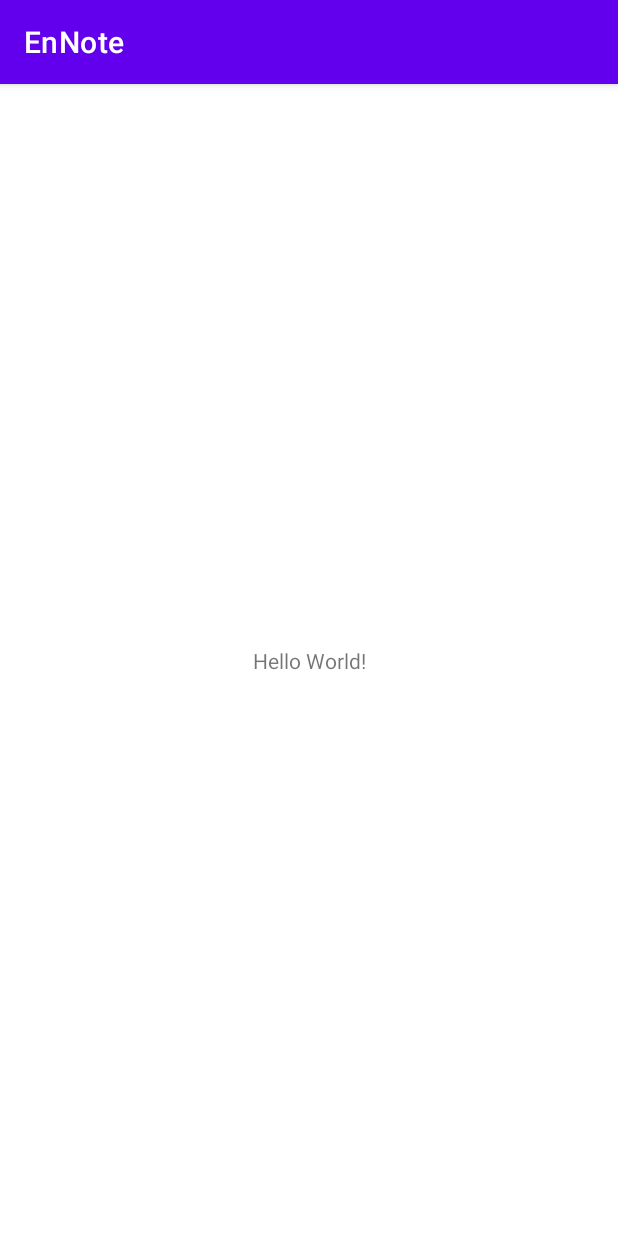
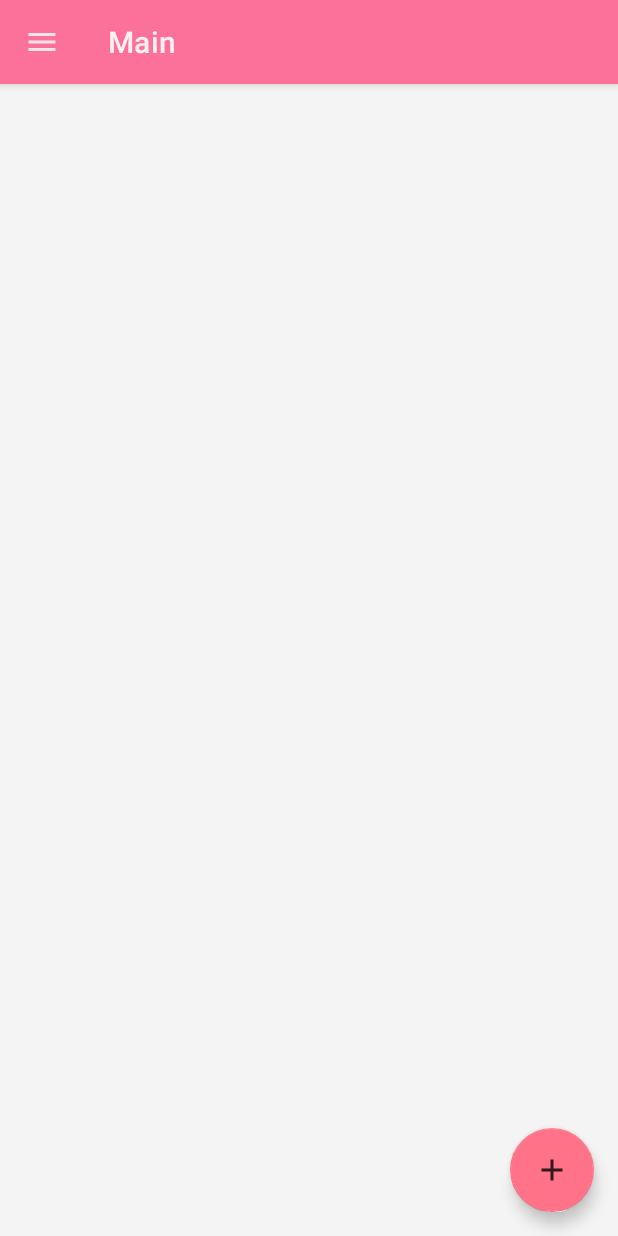
Before and after one commit to AidenHe2000/EnNote, an Android app: the screen it shows after launch (MainActivity), on a phone screen of 412 x 824 dp. Run offline under Robolectric (Android 15) with nearby library versions, the phone set to English and light mode, and no system bars.

Commit message:
UI design

```diff
--- a/app/build.gradle
+++ b/app/build.gradle
@@ -9,7 +9,7 @@ android {
 
     defaultConfig {
         applicationId "com.ennote.android"
-        minSdkVersion 26
+        minSdkVersion 28
         targetSdkVersion 29
         versionCode 1
         versionName "1.0"
@@ -36,9 +36,10 @@ dependencies {
 
     implementation "org.jetbrains.kotlin:kotlin-stdlib:$kotlin_version"
     implementation 'androidx.core:core-ktx:1.3.2'
-    implementation 'androidx.appcompat:appcompat:1.2.0'
+    implementation 'androidx.appcompat:appcompat:1.3.0'
     implementation 'com.google.android.material:material:1.3.0'
     implementation 'androidx.constraintlayout:constraintlayout:2.0.4'
+    implementation 'androidx.legacy:legacy-support-v4:1.0.0'
     testImplementation 'junit:junit:4.+'
     androidTestImplementation 'androidx.test.ext:junit:1.1.2'
     androidTestImplementation 'androidx.test.espresso:espresso-core:3.3.0'
--- a/app/src/main/AndroidManifest.xml
+++ b/app/src/main/AndroidManifest.xml
@@ -1,6 +1,8 @@
 <?xml version="1.0" encoding="utf-8"?>
 <manifest xmlns:android="http://schemas.android.com/apk/res/android"
     package="com.ennote.android">
+
+    <uses-permission android:name="android.permission.USE_BIOMETRIC" />
 
     <application
         android:allowBackup="true"
@@ -9,7 +11,9 @@
         android:roundIcon="@mipmap/ic_launcher_round"
         android:supportsRtl="true"
         android:theme="@style/Theme.EnNote">
-        <activity android:name=".MainActivity">
+        <activity
+            android:name=".MainActivity"
+            android:label="Main">
             <intent-filter>
                 <action android:name="android.intent.action.MAIN" />
 
--- a/app/src/main/java/com/ennote/android/MainActivity.kt
+++ b/app/src/main/java/com/ennote/android/MainActivity.kt
@@ -2,10 +2,39 @@ package com.ennote.android
 
 import androidx.appcompat.app.AppCompatActivity
 import android.os.Bundle
+import android.view.MenuItem
+import androidx.appcompat.widget.Toolbar
+import androidx.core.view.GravityCompat
+import androidx.drawerlayout.widget.DrawerLayout
+import com.google.android.material.navigation.NavigationView
 
 class MainActivity : AppCompatActivity() {
+
+    private lateinit var toolbar: Toolbar
+    private lateinit var drawerLayout: DrawerLayout
+    private lateinit var navigationView: NavigationView
+
     override fun onCreate(savedInstanceState: Bundle?) {
         super.onCreate(savedInstanceState)
         setContentView(R.layout.activity_main)
+        toolbar = findViewById(R.id.toolbar)
+        drawerLayout = findViewById(R.id.drawer_layout)
+        navigationView = findViewById(R.id.navigation_view)
+
+        setSupportActionBar(toolbar)
+        supportActionBar?.let {
+            it.setDisplayHomeAsUpEnabled(true)
+            it.setHomeAsUpIndicator(R.drawable.menu)
+        }
+        //屏幕三分之一
+        navigationView.layoutParams.width = (resources.displayMetrics.widthPixels * 0.68).toInt()
+
+    }
+
+    override fun onOptionsItemSelected(item: MenuItem): Boolean {
+        when (item.itemId) {
+            android.R.id.home -> drawerLayout.openDrawer(GravityCompat.START)
+        }
+        return true
     }
 }
--- /dev/null
+++ b/app/src/main/res/drawable-anydpi/menu.xml
@@ -0,0 +1,11 @@
+<vector xmlns:android="http://schemas.android.com/apk/res/android"
+    android:width="24dp"
+    android:height="24dp"
+    android:viewportWidth="24"
+    android:viewportHeight="24"
+    android:tint="#FFFFFF"
+    android:alpha="0.8">
+  <path
+      android:fillColor="@android:color/white"
+      android:pathData="M3,18h18v-2L3,16v2zM3,13h18v-2L3,11v2zM3,6v2h18L21,6L3,6z"/>
+</vector>
--- /dev/null
+++ b/app/src/main/res/drawable-anydpi/new_item.xml
@@ -0,0 +1,11 @@
+<vector xmlns:android="http://schemas.android.com/apk/res/android"
+    android:width="24dp"
+    android:height="24dp"
+    android:viewportWidth="24"
+    android:viewportHeight="24"
+    android:tint="#FFFFFF"
+    android:alpha="0.8">
+  <path
+      android:fillColor="@android:color/white"
+      android:pathData="M19,13h-6v6h-2v-6H5v-2h6V5h2v6h6v2z"/>
+</vector>
--- a/app/src/main/res/layout/activity_main.xml
+++ b/app/src/main/res/layout/activity_main.xml
@@ -1,18 +1,45 @@
 <?xml version="1.0" encoding="utf-8"?>
-<androidx.constraintlayout.widget.ConstraintLayout xmlns:android="http://schemas.android.com/apk/res/android"
+<androidx.drawerlayout.widget.DrawerLayout xmlns:android="http://schemas.android.com/apk/res/android"
     xmlns:app="http://schemas.android.com/apk/res-auto"
-    xmlns:tools="http://schemas.android.com/tools"
+    android:id="@+id/drawer_layout"
     android:layout_width="match_parent"
-    android:layout_height="match_parent"
-    tools:context=".MainActivity">
+    android:layout_height="match_parent">
 
-    <TextView
-        android:layout_width="wrap_content"
-        android:layout_height="wrap_content"
-        android:text="Hello World!"
-        app:layout_constraintBottom_toBottomOf="parent"
-        app:layout_constraintLeft_toLeftOf="parent"
-        app:layout_constraintRight_toRightOf="parent"
-        app:layout_constraintTop_toTopOf="parent" />
+    <androidx.coordinatorlayout.widget.CoordinatorLayout
+        android:layout_width="match_parent"
+        android:layout_height="match_parent">
 
-</androidx.constraintlayout.widget.ConstraintLayout>
+        <com.google.android.material.appbar.AppBarLayout
+            android:layout_width="match_parent"
+            android:layout_height="wrap_content">
+
+            <androidx.appcompat.widget.Toolbar
+                android:id="@+id/toolbar"
+                android:layout_width="match_parent"
+                android:layout_height="?attr/actionBarSize"
+                android:background="@color/color_primary" />
+        </com.google.android.material.appbar.AppBarLayout>
+
+        <!--Fragment-->
+
+        <com.google.android.material.floatingactionbutton.FloatingActionButton
+            android:id="@+id/floating_action_button"
+            android:layout_width="wrap_content"
+            android:layout_height="wrap_content"
+            android:layout_gravity="bottom|end"
+            android:layout_margin="16dp"
+            android:backgroundTint="@color/color_accent"
+            android:src="@drawable/new_item"
+            app:backgroundTint="@color/color_accent" />
+
+
+    </androidx.coordinatorlayout.widget.CoordinatorLayout>
+
+    <com.google.android.material.navigation.NavigationView
+        android:id="@+id/navigation_view"
+        android:layout_width="match_parent"
+        android:layout_height="match_parent"
+        android:layout_gravity="start"
+        app:headerLayout="@layout/navigation_header"
+        app:menu="@menu/navigation_view_menu" />
+</androidx.drawerlayout.widget.DrawerLayout>
--- /dev/null
+++ b/app/src/main/res/layout/navigation_header.xml
@@ -0,0 +1,7 @@
+<?xml version="1.0" encoding="utf-8"?>
+<FrameLayout xmlns:android="http://schemas.android.com/apk/res/android"
+    android:layout_width="match_parent"
+    android:layout_height="160dp"
+    android:background="@color/color_primary">
+
+</FrameLayout>
--- /dev/null
+++ b/app/src/main/res/menu/navigation_view_menu.xml
@@ -0,0 +1,19 @@
+<?xml version="1.0" encoding="utf-8"?>
+<menu xmlns:android="http://schemas.android.com/apk/res/android">
+    <group android:checkableBehavior="single">
+        <item
+            android:id="@+id/main"
+            android:title="Main" />
+        <item
+            android:id="@+id/password_generator"
+            android:title="Password Generator" />
+
+        <item
+            android:id="@+id/calendar"
+            android:title="Calendar" />
+
+        <item
+            android:id="@+id/setting"
+            android:title="Setting" />
+    </group>
+</menu>
--- a/app/src/main/res/values-night/themes.xml
+++ b/app/src/main/res/values-night/themes.xml
@@ -1,16 +1,11 @@
 <resources xmlns:tools="http://schemas.android.com/tools">
     <!-- Base application theme. -->
-    <style name="Theme.EnNote" parent="Theme.MaterialComponents.DayNight.DarkActionBar">
-        <!-- Primary brand color. -->
-        <item name="colorPrimary">@color/purple_200</item>
-        <item name="colorPrimaryVariant">@color/purple_700</item>
-        <item name="colorOnPrimary">@color/black</item>
-        <!-- Secondary brand color. -->
-        <item name="colorSecondary">@color/teal_200</item>
-        <item name="colorSecondaryVariant">@color/teal_200</item>
-        <item name="colorOnSecondary">@color/black</item>
-        <!-- Status bar color. -->
-        <item name="android:statusBarColor" tools:targetApi="l">?attr/colorPrimaryVariant</item>
-        <!-- Customize your theme here. -->
+    <style name="Theme.EnNote" parent="Theme.MaterialComponents.DayNight.NoActionBar">
+        <item name="colorPrimary">@color/color_primary</item>
+        <item name="colorPrimaryDark">@color/color_primary_dark</item>
+        <item name="colorAccent">@color/color_accent</item>
+        <item name="android:navigationBarColor">@color/navigation_bar_color</item>
+        <item name="android:textColorPrimary">@color/text_color_primary</item>
+        <item name="android:windowBackground">@color/window_background</item>
     </style>
 </resources>
--- a/app/src/main/res/values/colors.xml
+++ b/app/src/main/res/values/colors.xml
@@ -1,10 +1,9 @@
 <?xml version="1.0" encoding="utf-8"?>
 <resources>
-    <color name="purple_200">#FFBB86FC</color>
-    <color name="purple_500">#FF6200EE</color>
-    <color name="purple_700">#FF3700B3</color>
-    <color name="teal_200">#FF03DAC5</color>
-    <color name="teal_700">#FF018786</color>
-    <color name="black">#FF000000</color>
-    <color name="white">#FFFFFFFF</color>
+    <color name="color_primary">#FB7199</color>
+    <color name="text_color_primary">#FFF0F4</color>
+    <color name="color_primary_dark">#C75A79</color>
+    <color name="window_background">#F4F4F4</color>
+    <color name="navigation_bar_color">#FFFFFF</color>
+    <color name="color_accent">#FF7288</color>
 </resources>
--- a/app/src/main/res/values/strings.xml
+++ b/app/src/main/res/values/strings.xml
@@ -1,3 +1,4 @@
 <resources>
     <string name="app_name">EnNote</string>
+
 </resources>
--- a/app/src/main/res/values/themes.xml
+++ b/app/src/main/res/values/themes.xml
@@ -1,16 +1,11 @@
 <resources xmlns:tools="http://schemas.android.com/tools">
     <!-- Base application theme. -->
-    <style name="Theme.EnNote" parent="Theme.MaterialComponents.DayNight.DarkActionBar">
-        <!-- Primary brand color. -->
-        <item name="colorPrimary">@color/purple_500</item>
-        <item name="colorPrimaryVariant">@color/purple_700</item>
-        <item name="colorOnPrimary">@color/white</item>
-        <!-- Secondary brand color. -->
-        <item name="colorSecondary">@color/teal_200</item>
-        <item name="colorSecondaryVariant">@color/teal_700</item>
-        <item name="colorOnSecondary">@color/black</item>
-        <!-- Status bar color. -->
-        <item name="android:statusBarColor" tools:targetApi="l">?attr/colorPrimaryVariant</item>
-        <!-- Customize your theme here. -->
+    <style name="Theme.EnNote" parent="Theme.MaterialComponents.DayNight.NoActionBar">
+        <item name="colorPrimary">@color/color_primary</item>
+        <item name="colorPrimaryDark">@color/color_primary_dark</item>
+        <item name="colorAccent">@color/color_accent</item>
+        <item name="android:navigationBarColor">@color/navigation_bar_color</item>
+        <item name="android:textColorPrimary">@color/text_color_primary</item>
+        <item name="android:windowBackground">@color/window_background</item>
     </style>
 </resources>
```
Also changed, not shown: app/src/main/res/drawable-hdpi/menu.png (added), app/src/main/res/drawable-hdpi/new_item.png (added), app/src/main/res/drawable-mdpi/menu.png (added), app/src/main/res/drawable-mdpi/new_item.png (added), app/src/main/res/drawable-xhdpi/menu.png (added), app/src/main/res/drawable-xhdpi/new_item.png (added), app/src/main/res/drawable-xxhdpi/menu.png (added), app/src/main/res/drawable-xxhdpi/new_item.png (added).
